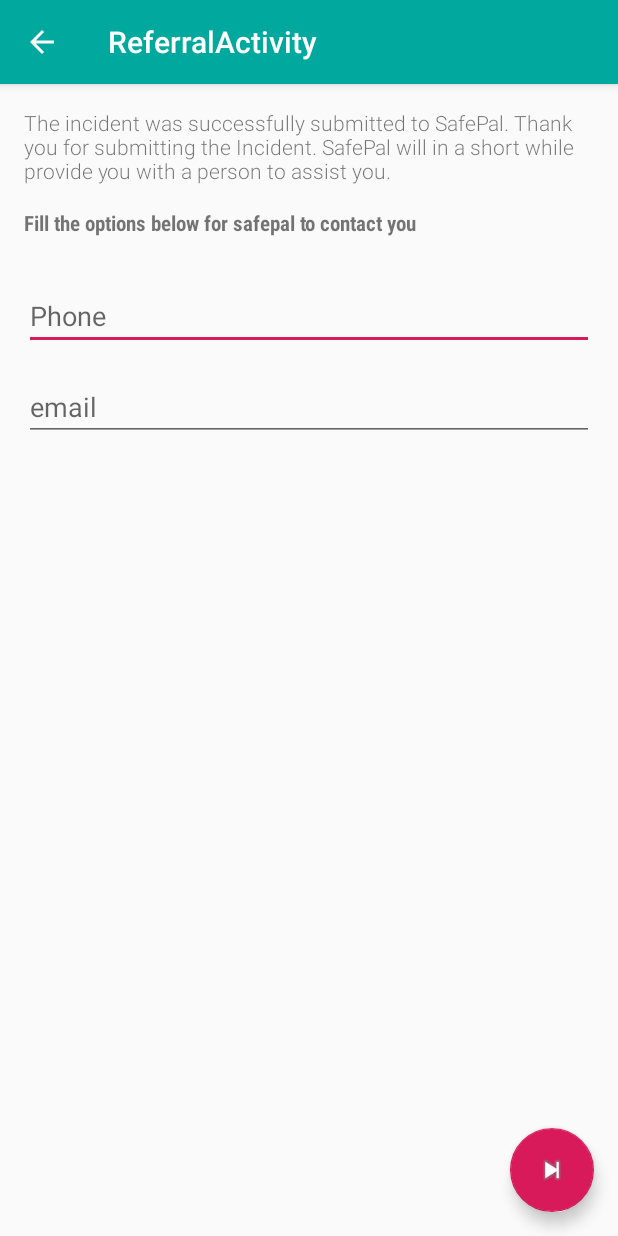
After one commit to UNFPAInnovation/SafepalMobile2.0, an Android app: the ReferralActivity screen opened directly, with no data from a screen before it, on a phone screen of 412 x 824 dp. The commit adds this screen. Run offline under Robolectric (Android 15) with nearby library versions, the phone set to English and light mode, and no system bars.

Commit message:
Instead of using the ordinary textview, i have used a custom TextView. We should use those as i have used them.
I also changed a few dependencies so that the app works on most android versions.

And ofcourse i added the referral part of it.

....

```diff
--- /dev/null
+++ b/Safepal/app/src/main/java/com/unfpa/safepal/Referral/ReferralActivity.java
@@ -0,0 +1,32 @@
+package com.unfpa.safepal.Referral;
+
+import android.content.Intent;
+import android.os.Bundle;
+import android.support.design.widget.FloatingActionButton;
+import android.support.design.widget.Snackbar;
+import android.support.v7.app.AppCompatActivity;
+import android.support.v7.widget.Toolbar;
+import android.view.View;
+
+import com.unfpa.safepal.R;
+
+public class ReferralActivity extends AppCompatActivity {
+
+    @Override
+    protected void onCreate(Bundle savedInstanceState) {
+        super.onCreate(savedInstanceState);
+        setContentView(R.layout.activity_referral);
+        Toolbar toolbar = (Toolbar) findViewById(R.id.toolbar);
+        setSupportActionBar(toolbar);
+
+        FloatingActionButton fab = (FloatingActionButton) findViewById(R.id.fab_referral);
+        fab.setOnClickListener(new View.OnClickListener() {
+            @Override
+            public void onClick(View view) {
+                startActivity(new Intent(getBaseContext(), eferralActivity2.class));
+            }
+        });
+        getSupportActionBar().setDisplayHomeAsUpEnabled(true);
+    }
+
+}
--- /dev/null
+++ b/Safepal/app/src/main/java/com/unfpa/safepal/Views/TextViews/CustomTextViewBold.java
@@ -0,0 +1,55 @@
+package com.unfpa.safepal.Views.TextViews;
+
+import android.annotation.TargetApi;
+import android.content.Context;
+import android.graphics.Typeface;
+import android.os.Build;
+import android.util.AttributeSet;
+import android.widget.TextView;
+
+/**
+ * Created by Brian on 1/14/2016.
+ */
+@SuppressWarnings("HardCodedStringLiteral")
+public class CustomTextViewBold extends TextView {
+    Context context;
+    boolean canChangeTypeFace = false;
+
+    @TargetApi(Build.VERSION_CODES.LOLLIPOP)
+    public CustomTextViewBold(Context context, AttributeSet attrs, int defStyleAttr, int defStyleRes) {
+        super(context, attrs, defStyleAttr, defStyleRes);
+        this.context = context;
+        this.isInEditMode();
+    }
+
+    public CustomTextViewBold(Context context, AttributeSet attrs, int defStyleAttr) {
+        super(context, attrs, defStyleAttr);
+        this.context = context;
+        this.isInEditMode();
+    }
+
+    public CustomTextViewBold(Context context, AttributeSet attrs) {
+        super(context, attrs);
+        this.context = context;
+        this.isInEditMode();
+    }
+
+    public CustomTextViewBold(Context context) {
+        super(context);
+        this.context = context;
+        this.isInEditMode();
+    }
+
+    @Override
+    public void setTypeface(Typeface tf) {
+        if( !canChangeTypeFace ){
+            tf = Typeface.createFromAsset( getContext().getAssets(), "fonts/RobotoCondensed-Bold.ttf");
+        }
+        super.setTypeface( tf );
+    }
+
+    public void setNewTypeface(Typeface tf) {
+        canChangeTypeFace = true;
+        super.setTypeface( tf );
+    }
+}
--- /dev/null
+++ b/Safepal/app/src/main/java/com/unfpa/safepal/Views/TextViews/CustomTextViewNormal.java
@@ -0,0 +1,55 @@
+package com.unfpa.safepal.Views.TextViews;
+
+import android.annotation.TargetApi;
+import android.content.Context;
+import android.graphics.Typeface;
+import android.os.Build;
+import android.util.AttributeSet;
+import android.widget.TextView;
+
+/**
+ * Created by Brian on 1/14/2016.
+ */
+@SuppressWarnings("HardCodedStringLiteral")
+public class CustomTextViewNormal extends TextView {
+    Context context;
+    boolean canChangeTypeFace = false;
+
+    @TargetApi(Build.VERSION_CODES.LOLLIPOP)
+    public CustomTextViewNormal(Context context, AttributeSet attrs, int defStyleAttr, int defStyleRes) {
+        super(context, attrs, defStyleAttr, defStyleRes);
+        this.context = context;
+        this.isInEditMode();
+    }
+
+    public CustomTextViewNormal(Context context, AttributeSet attrs, int defStyleAttr) {
+        super(context, attrs, defStyleAttr);
+        this.context = context;
+        this.isInEditMode();
+    }
+
+    public CustomTextViewNormal(Context context, AttributeSet attrs) {
+        super(context, attrs);
+        this.context = context;
+        this.isInEditMode();
+    }
+
+    public CustomTextViewNormal(Context context) {
+        super(context);
+        this.context = context;
+        this.isInEditMode();
+    }
+
+    @Override
+    public void setTypeface(Typeface tf) {
+        if( !canChangeTypeFace ){
+            tf = Typeface.createFromAsset( getContext().getAssets(), "fonts/Roboto-Light.ttf");
+        }
+        super.setTypeface( tf );
+    }
+
+    public void setNewTypeface(Typeface tf) {
+        canChangeTypeFace = true;
+        super.setTypeface( tf );
+    }
+}
--- a/Safepal/app/src/main/java/com/unfpa/safepal/home/HomeActivity.java
+++ b/Safepal/app/src/main/java/com/unfpa/safepal/home/HomeActivity.java
@@ -14,7 +14,7 @@ import com.unfpa.safepal.report.WhoSGettingHelpActivity;
 
 public class HomeActivity extends AppCompatActivity {
 
-        //Global Variables
+        //Global Variables 1234
         FloatingActionButton homeAbortAppFab, homeReportFab;
 
     @Override
--- /dev/null
+++ b/Safepal/app/src/main/res/layout/activity_referral.xml
@@ -0,0 +1,34 @@
+<?xml version="1.0" encoding="utf-8"?>
+<android.support.design.widget.CoordinatorLayout xmlns:android="http://schemas.android.com/apk/res/android"
+    xmlns:app="http://schemas.android.com/apk/res-auto"
+    xmlns:tools="http://schemas.android.com/tools"
+    android:layout_width="match_parent"
+    android:layout_height="match_parent"
+    android:fitsSystemWindows="true"
+    tools:context=".Referral.ReferralActivity">
+
+    <android.support.design.widget.AppBarLayout
+        android:layout_width="match_parent"
+        android:layout_height="wrap_content"
+        android:theme="@style/AppTheme.AppBarOverlay">
+
+        <android.support.v7.widget.Toolbar
+            android:id="@+id/toolbar"
+            android:layout_width="match_parent"
+            android:layout_height="?attr/actionBarSize"
+            android:background="?attr/colorPrimary"
+            app:popupTheme="@style/AppTheme.PopupOverlay" />
+
+    </android.support.design.widget.AppBarLayout>
+
+    <include layout="@layout/content_referral" />
+
+    <android.support.design.widget.FloatingActionButton
+        android:id="@+id/fab_referral"
+        android:layout_width="wrap_content"
+        android:layout_height="wrap_content"
+        android:layout_gravity="bottom|end"
+        android:layout_margin="@dimen/fab_margin"
+        android:src="@android:drawable/ic_media_next" />
+
+</android.support.design.widget.CoordinatorLayout>
--- /dev/null
+++ b/Safepal/app/src/main/res/layout/content_referral.xml
@@ -0,0 +1,65 @@
+<?xml version="1.0" encoding="utf-8"?>
+<RelativeLayout xmlns:android="http://schemas.android.com/apk/res/android"
+    xmlns:app="http://schemas.android.com/apk/res-auto"
+    xmlns:tools="http://schemas.android.com/tools"
+    android:layout_width="match_parent"
+    android:layout_height="match_parent"
+    android:paddingBottom="@dimen/activity_vertical_margin"
+    android:paddingLeft="@dimen/activity_horizontal_margin"
+    android:paddingRight="@dimen/activity_horizontal_margin"
+    android:paddingTop="@dimen/activity_vertical_margin"
+    app:layout_behavior="@string/appbar_scrolling_view_behavior"
+    tools:context=".Referral.ReferralActivity"
+    tools:showIn="@layout/activity_referral">
+
+    <com.unfpa.safepal.Views.TextViews.CustomTextViewNormal
+        android:layout_width="wrap_content"
+        android:layout_height="wrap_content"
+        android:text="@string/after_submit_msg"
+        android:id="@+id/textViewFillRequest"
+        android:layout_alignParentTop="true"
+        android:layout_alignParentLeft="true"
+        android:layout_alignParentStart="true"
+        android:layout_alignParentRight="true"
+        android:layout_alignParentEnd="true" />
+
+    <com.unfpa.safepal.Views.TextViews.CustomTextViewBold
+        android:layout_width="wrap_content"
+        android:layout_height="wrap_content"
+        android:text="Fill the options below for safepal to contact you"
+        android:id="@+id/textView"
+        android:layout_below="@+id/textViewFillRequest"
+        android:layout_alignParentLeft="true"
+        android:layout_alignParentStart="true"
+        android:layout_marginTop="15dp" />
+
+    <EditText
+        android:hint="Phone"
+        android:layout_width="wrap_content"
+        android:layout_height="wrap_content"
+        android:inputType="phone"
+        android:ems="10"
+        android:id="@+id/editText"
+        android:layout_below="@+id/textView"
+        android:layout_alignParentLeft="true"
+        android:layout_alignParentStart="true"
+        android:layout_marginTop="30dp"
+        android:layout_alignRight="@+id/textViewFillRequest"
+        android:layout_alignEnd="@+id/textViewFillRequest" />
+
+    <EditText
+        android:hint="email"
+        android:layout_width="wrap_content"
+        android:layout_height="wrap_content"
+        android:inputType="textEmailAddress"
+        android:ems="10"
+        android:id="@+id/editText2"
+        android:layout_below="@+id/editText"
+        android:layout_alignParentLeft="true"
+        android:layout_alignParentStart="true"
+        android:layout_marginTop="15dp"
+        android:layout_alignRight="@+id/editText"
+        android:layout_alignEnd="@+id/editText" />
+
+
+</RelativeLayout>
--- a/Safepal/app/src/main/res/values/strings.xml
+++ b/Safepal/app/src/main/res/values/strings.xml
@@ -61,6 +61,9 @@
         <item>They forced an object in to my private parts.</item>
     </string-array>
     <string name="title_activity_main_activitysdas">MainActivitysdas</string>
+    <string name="title_activity_referral">ReferralActivity</string>
+    <string name="after_submit_msg">The incident was successfully submitted to SafePal. Thank you for submitting the Incident. SafePal will in a short while provide you with a person to assist you.</string>
+    <string name="title_activity_eferral2">eferralActivity2</string>
 
 
 </resources>
```
Also changed, not shown: Safepal/app/build.gradle (+4 -10 lines), Safepal/app/src/main/AndroidManifest.xml (+12 -0 lines), Safepal/app/src/main/java/com/unfpa/safepal/Referral/eferralActivity2.java (added, +32 -0 lines), Safepal/app/src/main/java/com/unfpa/safepal/Views/TextViews/CustomTextViewThin.java (added, +55 -0 lines), Safepal/app/src/main/java/com/unfpa/safepal/report/AnotherPersonIncidentFormActivity.java (+7 -0 lines), Safepal/app/src/main/java/com/unfpa/safepal/report/SurvivorIncidentFormActivity.java (+11 -0 lines), Safepal/app/src/main/res/layout/activity_eferral2.xml (added, +34 -0 lines), Safepal/app/src/main/res/layout/content_eferral2.xml (added, +63 -0 lines), Safepal/app/src/main/assets/fonts/Roboto-Light.ttf (added), Safepal/app/src/main/assets/fonts/Roboto-Thin.ttf (added), Safepal/app/src/main/assets/fonts/RobotoCondensed-Bold.ttf (added), Safepal/app/src/main/assets/fonts/RobotoCondensed-Regular.ttf (added).
